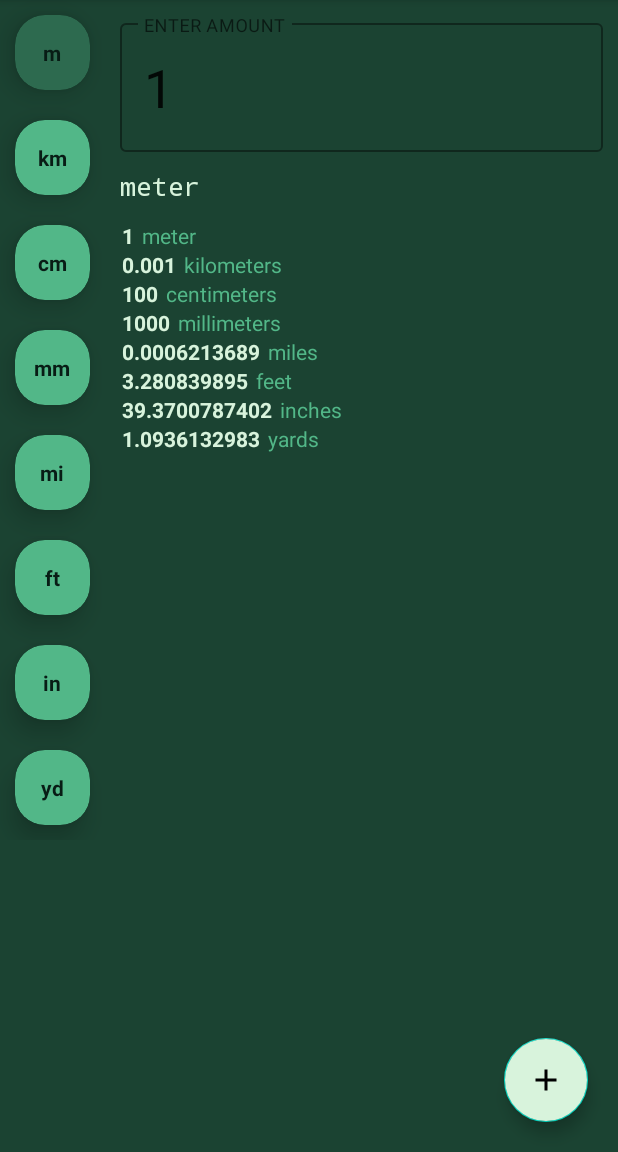
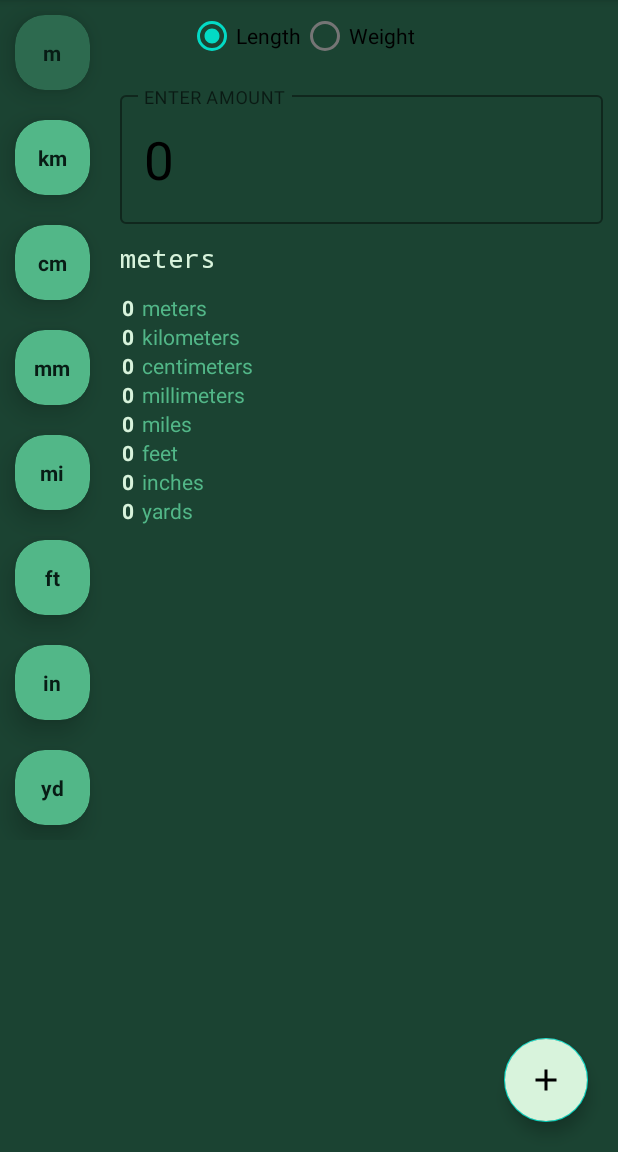
Before and after one commit to Kudlayra/MeasureConverter, an Android app: the AddItemFragment screen opened through its navigation route, after a tap on "CANCEL", on a phone screen of 412 x 824 dp, the part 84-1236 px from its top. Run offline under Robolectric (Android 15) with nearby library versions, the phone set to English and light mode, and no system bars; our stand-ins replace Dagger/Hilt's generated code, Room's generated code; 1 other tap on this screen came first.

Commit message:
working out

```diff
--- a/app/src/main/AndroidManifest.xml
+++ b/app/src/main/AndroidManifest.xml
@@ -16,6 +16,7 @@
         tools:targetApi="31">
         <activity
             android:name=".MainActivity"
+            android:windowSoftInputMode="adjustPan"
             android:exported="true">
             <intent-filter>
                 <action android:name="android.intent.action.MAIN" />
--- a/app/src/main/java/com/example/android/measureconverter/presentation/ui/AddItemFragment.kt
+++ b/app/src/main/java/com/example/android/measureconverter/presentation/ui/AddItemFragment.kt
@@ -1,12 +1,14 @@
 package com.example.android.measureconverter.presentation.ui
 
 import android.os.Bundle
+import androidx.appcompat.app.AppCompatActivity
 import androidx.fragment.app.Fragment
 import android.view.LayoutInflater
 import android.view.View
 import android.view.ViewGroup
 import androidx.fragment.app.activityViewModels
 import androidx.lifecycle.coroutineScope
+import androidx.navigation.Navigation
 import androidx.navigation.fragment.findNavController
 import com.example.android.measureconverter.app.UnitConverterApp
 import com.example.android.measureconverter.R
@@ -49,7 +51,9 @@ class AddItemFragment : Fragment() {
             }
         }
         binding.cancelButton.setOnClickListener {
-            findNavController().navigate(R.id.action_addItemFragment2_to_mainFragment2) //todo
+            Navigation.findNavController(view).apply {
+                popBackStack()
+            }
         }
         binding.radioButtonLength.setOnClickListener {
             checkedRadioButton = binding.radioButtonLength.text.toString().lowercase()
--- a/app/src/main/java/com/example/android/measureconverter/presentation/ui/main/MainFragment.kt
+++ b/app/src/main/java/com/example/android/measureconverter/presentation/ui/main/MainFragment.kt
@@ -1,11 +1,13 @@
 package com.example.android.measureconverter.presentation.ui.main
 
 import android.os.Bundle
+import android.text.Editable
+import android.text.TextWatcher
+import android.util.Log
 import androidx.fragment.app.Fragment
 import android.view.LayoutInflater
 import android.view.View
 import android.view.ViewGroup
-import androidx.core.view.get
 import androidx.fragment.app.activityViewModels
 import androidx.lifecycle.coroutineScope
 import androidx.navigation.fragment.findNavController
@@ -29,8 +31,9 @@ class MainFragment : Fragment() {
     }
     companion object {
         fun newInstance() = MainFragment()
+        const val LENGTH = "length"
+        const val WEIGHT = "weight"
     }
-
 
     override fun onCreateView(
         inflater: LayoutInflater, container: ViewGroup?,
@@ -45,12 +48,13 @@ class MainFragment : Fragment() {
         super.onViewCreated(view, savedInstanceState)
         val adapterForUnitsTwo = AdapterForTable { }
         val adapterForUnitsOne = AdapterForUnits { it ->
+            viewModel.currentUnit(it)
             lifecycle.coroutineScope.launch {
-                viewModel.getCalculatedResultList(it, binding.inputAmount.text.toString()).collect() {
+                viewModel.getCalculatedResultList(it, inputDataFromEditText()).collect() {
                     adapterForUnitsTwo.submitList(it)
                 }
             }
-            if (binding.inputAmount.text.toString().toDouble() == 1.0) {
+            if (inputDataFromEditText().toDouble() == 1.0) {
                 viewModel.changeUnitOnUi(it.unitName)
             } else viewModel.changeUnitOnUi(it.pluralName)
         }
@@ -62,16 +66,54 @@ class MainFragment : Fragment() {
             floatingActionButton.setOnClickListener {
                 findNavController().navigate(R.id.action_mainFragment2_to_addItemFragment2)
             }
+            inputAmount.addTextChangedListener(object : TextWatcher {
+                override fun beforeTextChanged(p0: CharSequence?, p1: Int, p2: Int, p3: Int) {
+                }
+
+                override fun onTextChanged(p0: CharSequence?, p1: Int, p2: Int, p3: Int) {
+                        lifecycle.coroutineScope.launch {
+                            viewModel.getCalculatedResultList(viewModel.currentUnit!!, inputDataFromEditText()).collect() {
+                                adapterForUnitsTwo.submitList(it)
+                            }
+                        }
+                        if (inputDataFromEditText().toDouble() == 1.0) {
+                        viewModel.changeUnitOnUi(viewModel.currentUnit!!.unitName)
+                        } else viewModel.changeUnitOnUi(viewModel.currentUnit!!.pluralName)
+                }
+
+                override fun afterTextChanged(p0: Editable?) {
+                }
+
+            })
+            changeToLengthRadioButton.setOnClickListener {
+                viewModel.changeType(LENGTH)
+                lifecycle.coroutineScope.launch {
+                    viewModel.getList(viewModel.selectedType.value.toString()).collect() {
+                        adapterForUnitsOne.submitList(it)
+                    }
+                }
+            }
+            changeToWeightRadioButton.setOnClickListener {
+                viewModel.changeType(WEIGHT)
+                lifecycle.coroutineScope.launch {
+                    viewModel.getList(viewModel.selectedType.value.toString()).collect() {
+                        adapterForUnitsOne.submitList(it)
+                    }
+                }
+            }
         }
         lifecycle.coroutineScope.launch {
-            viewModel.getList().collect() {
+            viewModel.getList(viewModel.selectedType.value.toString()).collect() {
                 adapterForUnitsOne.submitList(it)
             }
         }
-
         viewModel.rightChosenUnit.observe(this.viewLifecycleOwner) { it ->
             binding.textViewWithUnit.text = it
         }
 
     }
+    fun inputDataFromEditText(): String {
+        return if (binding.inputAmount.text.isNullOrEmpty()) "0.0"
+        else binding.inputAmount.text.toString()
+    }
 }
--- a/app/src/main/java/com/example/android/measureconverter/presentation/ui/main/MainViewModel.kt
+++ b/app/src/main/java/com/example/android/measureconverter/presentation/ui/main/MainViewModel.kt
@@ -18,12 +18,17 @@ class MainViewModel(
     val calculateResultUseCase: CalculateResultUseCase
 ) : ViewModel() {
 
-    suspend fun getList(): Flow<List<UnitToAdd>> = getUnitListUseCase.execute("length") //todo
+    suspend fun getList(type: String): Flow<List<UnitToAdd>> = getUnitListUseCase.execute(type) //todo
 
     suspend fun getCalculatedResultList(
         unit: UnitToAdd,
         amount: String
     ): Flow<List<CalculatedResult>> = calculateResultUseCase.execute(unit, amount.toDouble())
+
+    var currentUnit: UnitToAdd? = null
+
+    private val _choicedType = MutableLiveData<String>() //todo
+    val selectedType = _choicedType
 
     private var _leftChosenUnit = MutableLiveData<String>()
     val leftChosenUnit: LiveData<String> = _leftChosenUnit
@@ -60,8 +65,20 @@ class MainViewModel(
         addNewUnitUseCase.execute(type, name, shortName, name, calculatingData)
     }
 
-//    fun calculate(unit: UnitToAdd, amount: String): {
-//        calculateResultUseCase.execute(unit, amount.toDouble())
-//    }
+    fun currentUnit(unit: UnitToAdd) {
+        currentUnit = unit
+    }
+
+    fun changeType(type: String) {
+        _choicedType.value = type
+    }
+
+    companion object {
+        const val LENGTH = "length"
+        const val WEIGHT = "weight"
+    }
+    init {
+        changeType(LENGTH)
+    }
 
 }
--- a/app/src/main/res/layout/activity_main.xml
+++ b/app/src/main/res/layout/activity_main.xml
@@ -15,5 +15,4 @@
         app:defaultNavHost="true"
         app:navGraph="@navigation/nav_graph"
         />
-
 </FrameLayout>
--- a/app/src/main/res/layout/fragment_main.xml
+++ b/app/src/main/res/layout/fragment_main.xml
@@ -17,7 +17,6 @@
         android:layout_height="wrap_content"
         app:layout_constraintStart_toStartOf="parent"
         app:layout_constraintTop_toTopOf="parent">
-
     </androidx.recyclerview.widget.RecyclerView>
 
     <TextView
@@ -39,17 +38,18 @@
         app:boxStrokeColor="@color/black"
         app:endIconMode="clear_text"
         app:errorIconDrawable="@drawable/ic_baseline_error_outline_24"
+        app:expandedHintEnabled="false"
         app:layout_constraintEnd_toEndOf="parent"
         app:layout_constraintHorizontal_bias="0.526"
         app:layout_constraintStart_toEndOf="@+id/recyclerViewLeft"
-        app:layout_constraintTop_toTopOf="parent">
+        app:layout_constraintTop_toBottomOf="@+id/radioGroupForTypeChanging">
 
         <com.google.android.material.textfield.TextInputEditText
             android:id="@+id/inputAmount"
             android:layout_width="match_parent"
             android:layout_height="86dp"
+            android:hint="0"
             android:inputType="numberDecimal"
-            android:text="1"
             android:textColorHint="@color/black"
             android:textSize="35sp" />
 
@@ -67,6 +67,7 @@
         app:layout_constraintEnd_toEndOf="parent" />
 
     <FrameLayout
+        android:id="@+id/frameLayout"
         android:layout_width="0dp"
         android:layout_height="wrap_content"
         android:layout_margin="10dp"
@@ -86,5 +87,28 @@
             app:layout_constraintTop_toTopOf="parent" />
     </FrameLayout>
 
+    <RadioGroup
+        android:id="@+id/radioGroupForTypeChanging"
+        android:layout_width="wrap_content"
+        android:layout_height="wrap_content"
+        android:orientation="horizontal"
+        android:checkedButton="@id/changeToLengthRadioButton"
+        app:layout_constraintEnd_toEndOf="@+id/frameLayout"
+        app:layout_constraintStart_toStartOf="@+id/recyclerViewLeft"
+        app:layout_constraintTop_toTopOf="parent">
+
+        <com.google.android.material.radiobutton.MaterialRadioButton
+            android:id="@+id/changeToLengthRadioButton"
+            android:layout_width="wrap_content"
+            android:layout_height="wrap_content"
+            android:text="@string/length" />
+
+        <com.google.android.material.radiobutton.MaterialRadioButton
+            android:id="@+id/changeToWeightRadioButton"
+            android:layout_width="wrap_content"
+            android:layout_height="wrap_content"
+            android:text="@string/weight"/>
+    </RadioGroup>
+
 
 </androidx.constraintlayout.widget.ConstraintLayout>
--- a/app/src/main/res/navigation/nav_graph.xml
+++ b/app/src/main/res/navigation/nav_graph.xml
@@ -12,7 +12,8 @@
         tools:layout="@layout/fragment_main" >
         <action
             android:id="@+id/action_mainFragment2_to_addItemFragment2"
-            app:destination="@id/addItemFragment2" />
+            app:destination="@id/addItemFragment2"
+            app:launchSingleTop="false" />
     </fragment>
     <fragment
         android:id="@+id/addItemFragment2"
@@ -20,6 +21,8 @@
         android:label="AddItemFragment" >
         <action
             android:id="@+id/action_addItemFragment2_to_mainFragment2"
-            app:destination="@id/mainFragment2" />
+            app:destination="@id/mainFragment2"
+            app:popUpTo="@id/mainFragment2"
+            app:popUpToInclusive="true" />
     </fragment>
 </navigation>
--- a/domain/src/main/java/com/example/android/measureconverter/domain/usecase/CalculateResultUseCase.kt
+++ b/domain/src/main/java/com/example/android/measureconverter/domain/usecase/CalculateResultUseCase.kt
@@ -19,7 +19,14 @@ class CalculateResultUseCase(private val userRepository: UnitRepository) {
 
     fun List<UnitToAdd>.asAppModule(convertingData: Double): List<CalculatedResult> {
         return map {
-            val res = BigDecimal(convertingData.toString()).divide(BigDecimal(it.convertingData), 10,RoundingMode.HALF_EVEN)
+            if (convertingData == 0.0) {
+                CalculatedResult(result = "0", it.pluralName)
+            } else {
+                val res = BigDecimal(convertingData.toString()).divide(
+                    BigDecimal(it.convertingData),
+                    10,
+                    RoundingMode.HALF_EVEN
+                )
                     .stripTrailingZeros()
                     .toPlainString()
                 if (res.toDouble() == 1.0) {
@@ -34,3 +41,4 @@ class CalculateResultUseCase(private val userRepository: UnitRepository) {
             }
         }
     }
+}
```
Lines whose indentation alone changed are shown as unchanged.
